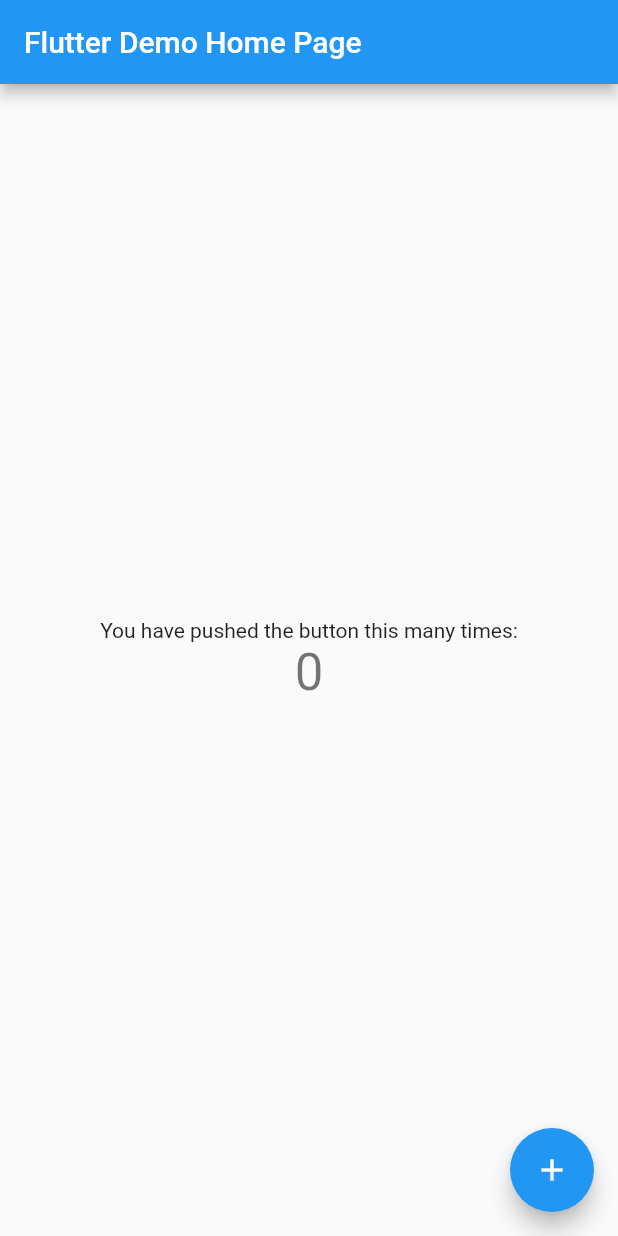
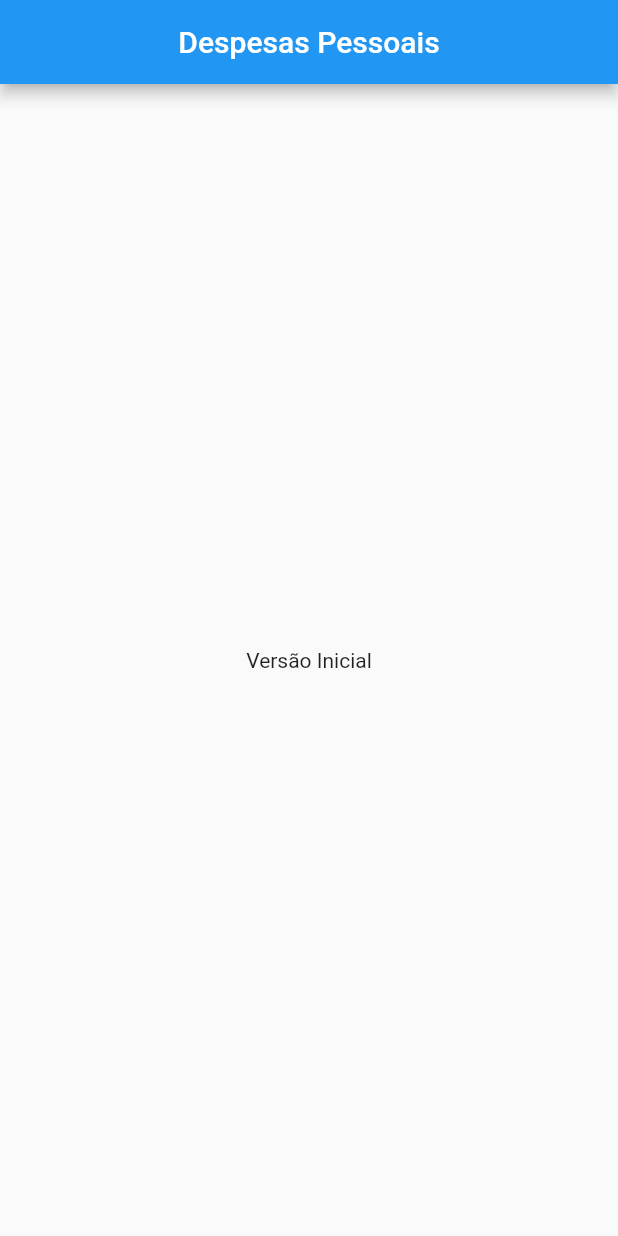
Before and after one commit to 9reis/despesas_pessoais__flutter, a Flutter app: the screen it shows after launch, on a phone screen of 412 x 824 dp. Run offline on Flutter 3.47's test engine with Material 2 defaults, Android fonts, the phone set to English and light mode, and no system bars.

Commit message:
Criado o projeto

```diff
--- a/lib/main.dart
+++ b/lib/main.dart
@@ -1,115 +1,32 @@
 import 'package:flutter/material.dart';
 
-void main() {
-  runApp(const MyApp());
-}
+main() => runApp(ExpensesApp());
 
-class MyApp extends StatelessWidget {
-  const MyApp({super.key});
+class ExpensesApp extends StatelessWidget {
+  const ExpensesApp({super.key});
 
-  // This widget is the root of your application.
   @override
   Widget build(BuildContext context) {
     return MaterialApp(
-      title: 'Flutter Demo',
-      theme: ThemeData(
-        // This is the theme of your application.
-        //
-        // Try running your application with "flutter run". You'll see the
-        // application has a blue toolbar. Then, without quitting the app, try
-        // changing the primarySwatch below to Colors.green and then invoke
-        // "hot reload" (press "r" in the console where you ran "flutter run",
-        // or simply save your changes to "hot reload" in a Flutter IDE).
-        // Notice that the counter didn't reset back to zero; the application
-        // is not restarted.
-        primarySwatch: Colors.blue,
-      ),
-      home: const MyHomePage(title: 'Flutter Demo Home Page'),
+      home: MyHomePage(),
+      debugShowCheckedModeBanner: false,
     );
   }
 }
 
-class MyHomePage extends StatefulWidget {
-  const MyHomePage({super.key, required this.title});
-
-  // This widget is the home page of your application. It is stateful, meaning
-  // that it has a State object (defined below) that contains fields that affect
-  // how it looks.
-
-  // This class is the configuration for the state. It holds the values (in this
-  // case the title) provided by the parent (in this case the App widget) and
-  // used by the build method of the State. Fields in a Widget subclass are
-  // always marked "final".
-
-  final String title;
-
-  @override
-  State<MyHomePage> createState() => _MyHomePageState();
-}
-
-class _MyHomePageState extends State<MyHomePage> {
-  int _counter = 0;
-
-  void _incrementCounter() {
-    setState(() {
-      // This call to setState tells the Flutter framework that something has
-      // changed in this State, which causes it to rerun the build method below
-      // so that the display can reflect the updated values. If we changed
-      // _counter without calling setState(), then the build method would not be
-      // called again, and so nothing would appear to happen.
-      _counter++;
-    });
-  }
+class MyHomePage extends StatelessWidget {
+  const MyHomePage({super.key});
 
   @override
   Widget build(BuildContext context) {
-    // This method is rerun every time setState is called, for instance as done
-    // by the _incrementCounter method above.
-    //
-    // The Flutter framework has been optimized to make rerunning build methods
-    // fast, so that you can just rebuild anything that needs updating rather
-    // than having to individually change instances of widgets.
     return Scaffold(
       appBar: AppBar(
-        // Here we take the value from the MyHomePage object that was created by
-        // the App.build method, and use it to set our appbar title.
-        title: Text(widget.title),
+        title: Text('Despesas Pessoais'),
+        centerTitle: true,
       ),
       body: Center(
-        // Center is a layout widget. It takes a single child and positions it
-        // in the middle of the parent.
-        child: Column(
-          // Column is also a layout widget. It takes a list of children and
-          // arranges them vertically. By default, it sizes itself to fit its
-          // children horizontally, and tries to be as tall as its parent.
-          //
-          // Invoke "debug painting" (press "p" in the console, choose the
-          // "Toggle Debug Paint" action from the Flutter Inspector in Android
-          // Studio, or the "Toggle Debug Paint" command in Visual Studio Code)
-          // to see the wireframe for each widget.
-          //
-          // Column has various properties to control how it sizes itself and
-          // how it positions its children. Here we use mainAxisAlignment to
-          // center the children vertically; the main axis here is the vertical
-          // axis because Columns are vertical (the cross axis would be
-          // horizontal).
-          mainAxisAlignment: MainAxisAlignment.center,
-          children: <Widget>[
-            const Text(
-              'You have pushed the button this many times:',
-            ),
-            Text(
-              '$_counter',
-              style: Theme.of(context).textTheme.headlineMedium,
-            ),
-          ],
-        ),
+        child: Text('Versão Inicial'),
       ),
-      floatingActionButton: FloatingActionButton(
-        onPressed: _incrementCounter,
-        tooltip: 'Increment',
-        child: const Icon(Icons.add),
-      ), // This trailing comma makes auto-formatting nicer for build methods.
     );
   }
 }
```
